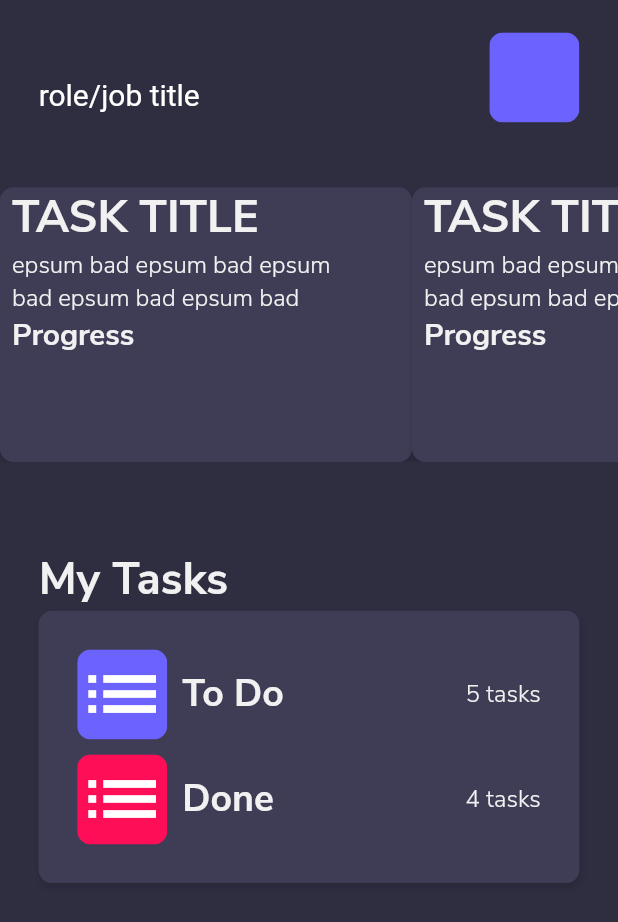
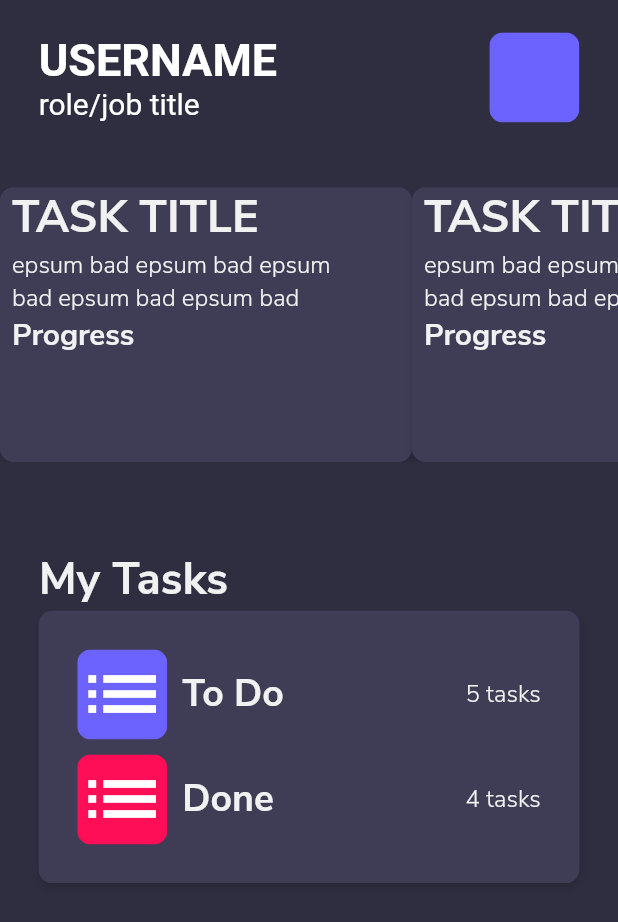
Before and after one commit to SBAMTeam/Task-Manager, a Flutter app: the HomePage screen opened directly, on a phone screen of 412 x 824 dp. Shown: the top 922 px of the screen. Run offline on Flutter 3.47's test engine with Material 2 defaults, Android fonts, the phone set to English and light mode, and no system bars; our stand-ins replace date_time_picker, fluttertoast, get, moor, pin_code_text_field and 1 more; missing offline and left inert: clipboard, dart:ffi, sqlite3; accounts and stored records are empty; generated files the repository leaves out were written again.

Commit message:
made server page abd splashscreen yse get view

```diff
--- a/lib/Controllers/user_controller.dart
+++ b/lib/Controllers/user_controller.dart
@@ -8,6 +8,7 @@ import 'dart:convert';
 
 class UserController extends GetxController {
   var isLoading = true.obs;
+  var username = "USERNAME".obs;
 
   static Future register(Usermodel usermodel) async {
     final response = await http.post(Uri.parse(registerUrl),
@@ -30,6 +31,6 @@ class UserController extends GetxController {
   }
 
   Future<String> getUsername() async {
-    return await DBFunctions.getUsername();
+    username(await DBFunctions.getUsername());
   }
 }
--- a/lib/View/Pages/server_page.dart
+++ b/lib/View/Pages/server_page.dart
@@ -13,33 +13,14 @@ import 'package:taskmanager/View/Components/constants.dart';
 import 'package:taskmanager/View/Components/text_builder.dart';
 import 'package:taskmanager/Database/db_functions.dart';
 
-class HomePage extends StatefulWidget {
-  HomePage({Key key}) : super(key: key);
-
-  @override
-  HomePageState createState() => HomePageState();
-}
-
-class HomePageState extends State<HomePage> {
-  var username;
-
-  final UserController uc = Get.put(UserController());
-  @override
-  void initState() {
-    uc.getUsername().then((String result) {
-      setState(() {
-        username = result;
-        return;
-      });
-      return;
-    });
-    super.initState();
-  }
-
+class HomePage extends GetView<UserController> {
+  const HomePage({Key key}) : super(key: key);
   @override
   Widget build(BuildContext context) {
     Usermodel usermodel = Usermodel();
+
     Servermodel servermodel = Servermodel();
+    controller.getUsername();
     return Scaffold(
       backgroundColor: Color(backgroundColor),
       body: SafeArea(
@@ -67,7 +48,7 @@ class HomePageState extends State<HomePage> {
                       children: [
                         RichText(
                           text: TextSpan(
-                              text: username,
+                              text: controller.username.value,
                               style: TextStyle(
                                   fontWeight: FontWeight.bold,
                                   fontSize: 30),
```
Also changed, not shown: lib/View/Pages/splash_screen.dart (+7 -4 lines), 1 other file.
